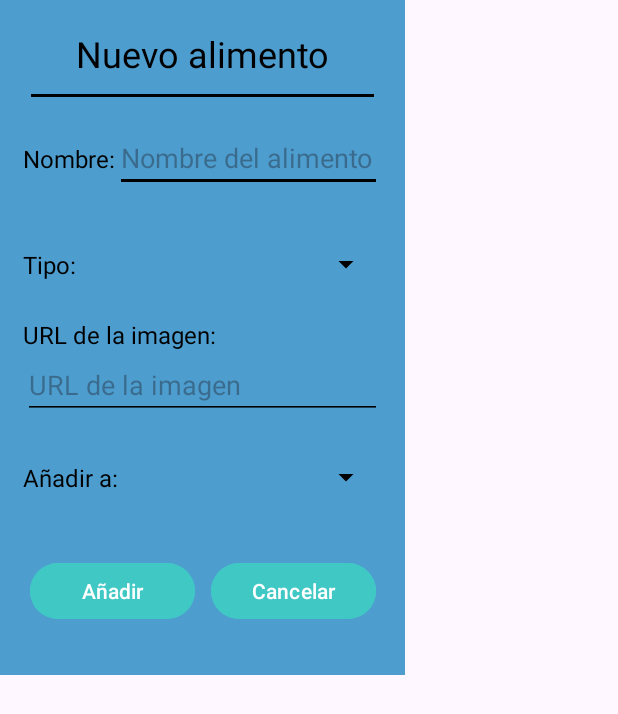
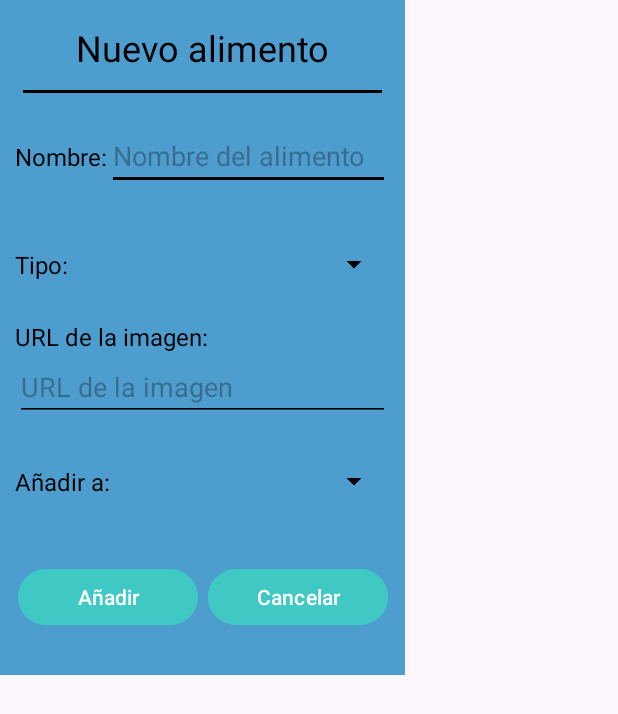
Before and after one commit to EowynRohirrim/NutriPlanner, an Android app: the layout dialog_food.xml on its own in the app's theme, with its tools: preview values and no code run, on a phone screen of 412 x 824 dp. Shown: the top 714 px of the screen. Run offline under Robolectric (Android 15) with nearby library versions, the phone set to English and light mode, and no system bars.

Commit message:
30/05/2024

```diff
--- a/app/src/main/java/com/patri/nutriplanner/Fragments/List/ListFragment.kt
+++ b/app/src/main/java/com/patri/nutriplanner/Fragments/List/ListFragment.kt
@@ -137,11 +137,12 @@ class ListFragment : Fragment(R.layout.fragment_list) {
         //Modificar alimento
         if (foodEntity != null) {
             // Si el alimento no es null, configurar los valores actuales en el diálogo
+            dialogBinding.textViewTitle.setText("Modificar alimento")
             dialogBinding.editTextName.setText(foodEntity.name)
             dialogBinding.spinnerFoodType.setSelection(FoodType.values().indexOf(foodEntity.type))
             dialogBinding.editTextImageUrl.setText(foodEntity.image)
             dialogBinding.spinnerFoodState.setSelection(FoodState.values().indexOf(foodEntity.state))
-            dialogBinding.buttonAddFood.setText("Actualizar alimento")
+            dialogBinding.buttonAddFood.setText("Actualizar")
         }
 
         // Añadir un TextWatcher al campo de texto del nombre del alimento
--- a/app/src/main/java/com/patri/nutriplanner/MainActivity.kt
+++ b/app/src/main/java/com/patri/nutriplanner/MainActivity.kt
@@ -19,6 +19,8 @@ import com.patri.nutriplanner.Fragments.Planning.PlanningProvider
 import kotlinx.coroutines.CoroutineScope
 import kotlinx.coroutines.Dispatchers
 import kotlinx.coroutines.launch
+
+
 
 class MainActivity : AppCompatActivity() {
 
--- a/app/src/main/java/com/patri/nutriplanner/database/entities/FoodEntity.kt
+++ b/app/src/main/java/com/patri/nutriplanner/database/entities/FoodEntity.kt
@@ -10,7 +10,7 @@ import com.patri.nutriplanner.Food
 
 // Define un enum para los diferentes tipos de comida
 enum class FoodType(val typeName: String) {
-    NULL("sin tipo de alimento"),
+    NULL("Sin tipo de alimento"),
     LACTEOS("Lácteos y derivados"),
     CARNE("Carne"),
     PESCADO("Pescado"),
@@ -29,6 +29,7 @@ enum class FoodState(val stateName: String, val stateDescription: String) {
     SHOPPING("Shopping", "Lista de la compra"),
     PANTRY("Pantry", "Despensa")
 }
+
 
 /**                             Tabla del Recycler View                  **/
 @Entity(tableName="food_table2")
--- a/app/src/main/res/layout/dialog_food.xml
+++ b/app/src/main/res/layout/dialog_food.xml
@@ -2,7 +2,7 @@
     xmlns:app="http://schemas.android.com/apk/res-auto"
     android:layout_width="270dp"
     android:layout_height="450dp"
-    android:padding="15dp"
+    android:padding="10dp"
     android:background="@color/bluelight">
 
     <!-- Texto "Alimento" -->
@@ -156,20 +156,20 @@
 
         <Button
             android:id="@+id/buttonAddFood"
-            android:layout_width="110dp"
+            android:layout_width="120dp"
             android:layout_height="45dp"
             android:backgroundTint="@color/blueaquamarine"
             android:text="@string/add"
             android:textColor="@android:color/white"
-            android:layout_marginHorizontal="5dp"/>
+            android:layout_marginHorizontal="3dp"/>
 
         <Button
             android:id="@+id/btnCancel"
-            android:layout_width="110dp"
+            android:layout_width="120dp"
             android:layout_height="45dp"
             android:text="@string/cancel"
             android:textColor="@android:color/white"
             android:backgroundTint="@color/blueaquamarine"
-            android:layout_marginHorizontal="5dp"/>
+            android:layout_marginHorizontal="3dp"/>
     </LinearLayout>
 </androidx.constraintlayout.widget.ConstraintLayout>
--- a/app/src/main/res/layout/fragment_planning.xml
+++ b/app/src/main/res/layout/fragment_planning.xml
@@ -48,7 +48,7 @@
         android:layout_height="wrap_content"
         android:layout_gravity="end|bottom"
         android:layout_margin="32dp"
-        android:src="@drawable/ic_refresh"
+        android:src="@drawable/ic_delete"
         android:contentDescription="Reiniciar plan semanal"
         app:backgroundTint="@color/blueaquamarine"
         app:tint="@color/white"
```
